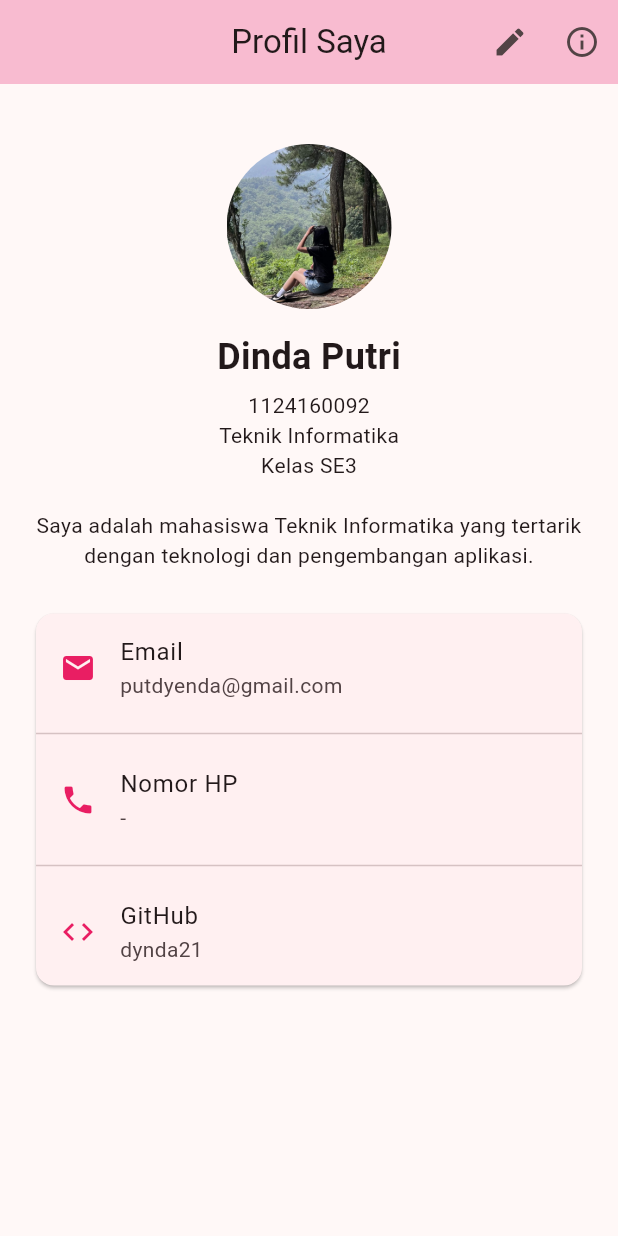
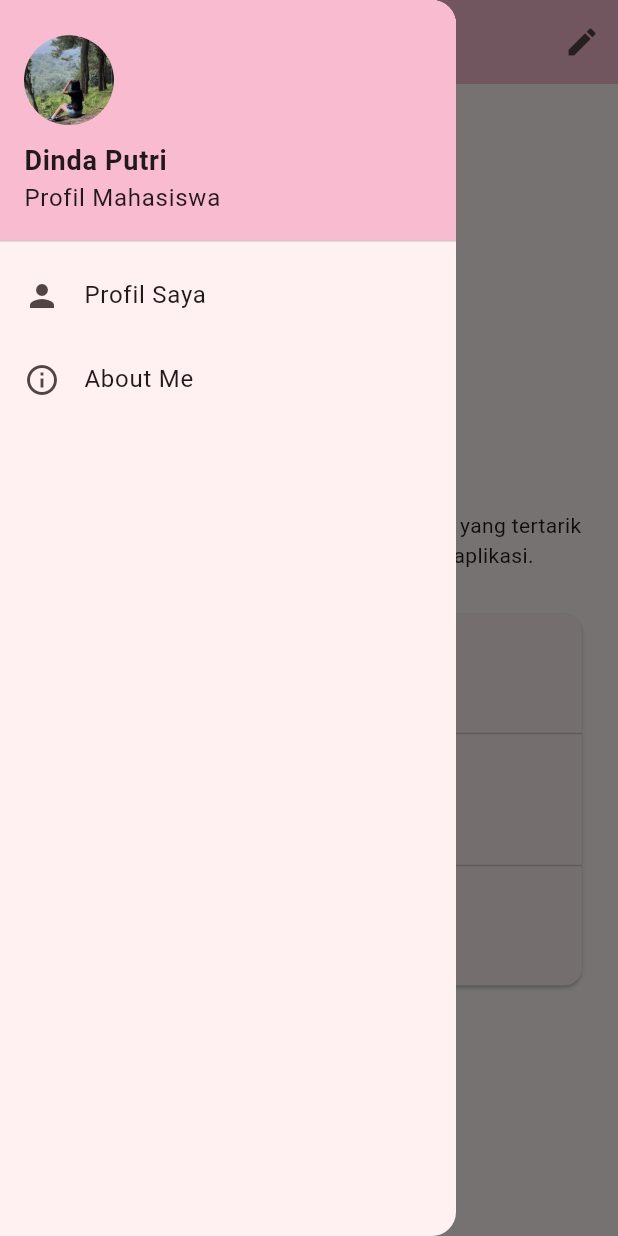
Before and after one commit to dynda21/soal2-profil-app, a Flutter app: the ProfilePage screen opened directly, with the side drawer open (before the commit the screen has no drawer), on a phone screen of 412 x 824 dp. Run offline on Flutter 3.47's test engine with Material 3 defaults, Android fonts, the phone set to English and light mode, and no system bars; accounts and stored records are empty.

```diff
--- a/lib/screens/profile_page.dart
+++ b/lib/screens/profile_page.dart
@@ -58,17 +58,55 @@ class _ProfilePageState extends State<ProfilePage> {
             icon: const Icon(Icons.edit),
             tooltip: 'Edit Profil',
           ),
-          IconButton(
-            onPressed: () {
+        ],
+      ),
+
+      drawer: Drawer(
+        child: ListView(
+          padding: EdgeInsets.zero,
+          children: [
+            DrawerHeader(
+              decoration: BoxDecoration(color: Colors.pink[100]),
+              child: const Column(
+                crossAxisAlignment: CrossAxisAlignment.start,
+                mainAxisAlignment: MainAxisAlignment.center,
+                children: [
+                  CircleAvatar(
+                    radius: 30,
+                    backgroundImage: AssetImage('assets/images/dinda.jpeg'),
+                  ),
+                  SizedBox(height: 10),
+                  Text(
+                    'Dinda Putri',
+                    style: TextStyle(fontSize: 18, fontWeight: FontWeight.bold),
+                  ),
+                  Text('Profil Mahasiswa'),
+                ],
+              ),
+            ),
+
+            ListTile(
+              leading: const Icon(Icons.person),
+              title: const Text('Profil Saya'),
+              onTap: () {
+                Navigator.pop(context);
+              },
+            ),
+
+            ListTile(
+              leading: const Icon(Icons.info_outline),
+              title: const Text('About Me'),
+              onTap: () {
+                Navigator.pop(context);
+
                 Navigator.push(
                   context,
                   MaterialPageRoute(builder: (context) => const AboutPage()),
                 );
               },
-            icon: const Icon(Icons.info_outline),
-            tooltip: 'About Me',
             ),
           ],
+        ),
       ),
 
       body: SingleChildScrollView(
```
Lines whose indentation alone changed are shown as unchanged.
